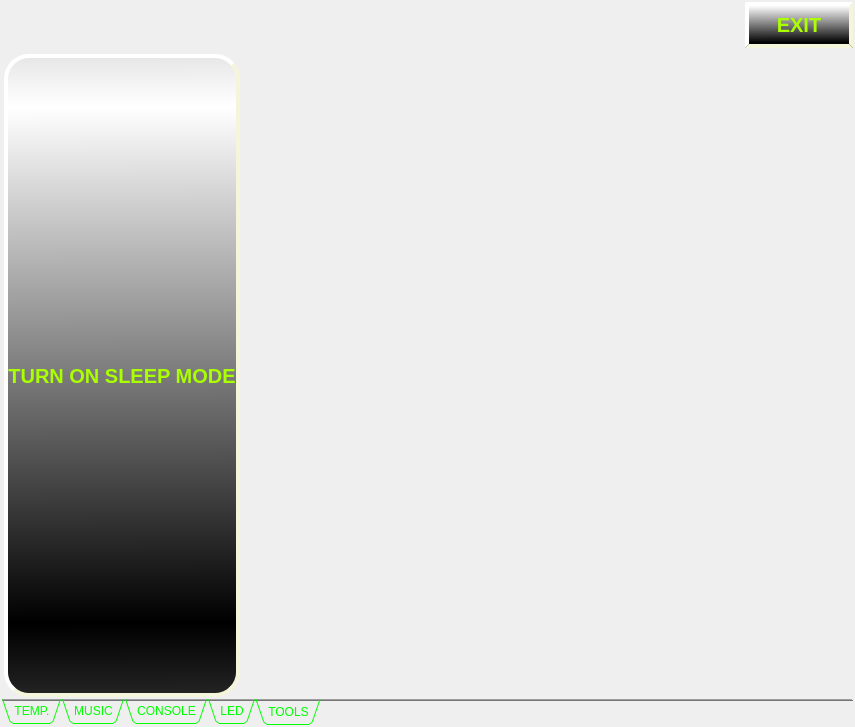
Above: iDom_Client/idom_client.ui from cyniu88/QT_kurs before the change. Below: the same form after it.
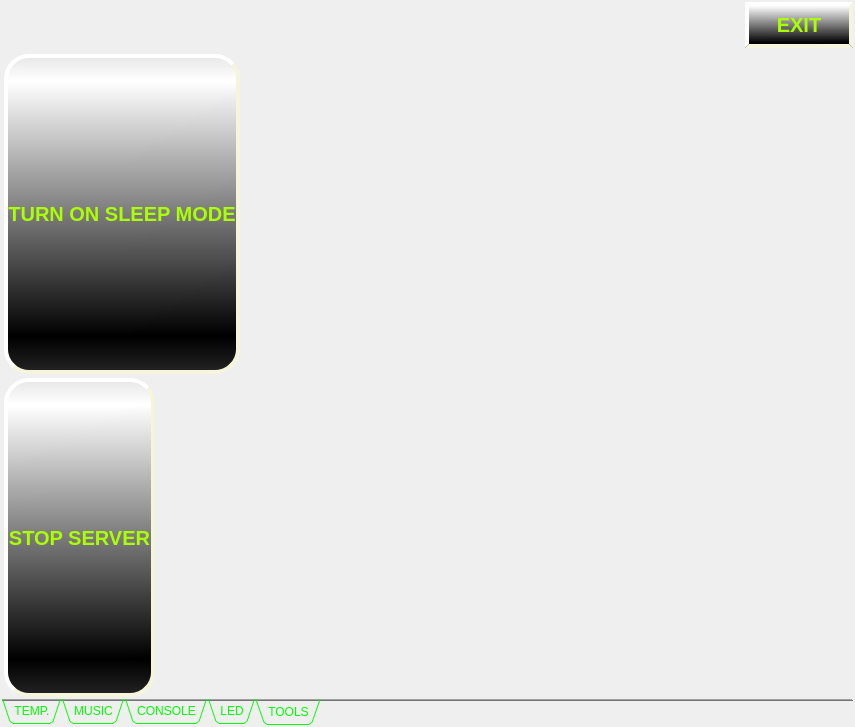
That is the form after the change. Icons and pictures are not drawn.

Commit message: dodano przycisk stop server

```diff
--- a/iDom_Client/idom_client.ui
+++ b/iDom_Client/idom_client.ui
@@ -248,7 +248,7 @@
        </size>
       </property>
       <property name="autoFillBackground">
-       <bool>true</bool>
+       <bool>false</bool>
       </property>
       <property name="styleSheet">
        <string notr="true">background-color: rgba(255, 255, 255, 0);
@@ -2111,7 +2111,49 @@
          </layout>
         </item>
         <item row="1" column="0">
-         <layout class="QGridLayout" name="gridLayout_12"/>
+         <layout class="QGridLayout" name="gridLayout_12">
+          <item row="0" column="1">
+           <spacer name="horizontalSpacer_3">
+            <property name="orientation">
+             <enum>Qt::Horizontal</enum>
+            </property>
+            <property name="sizeHint" stdset="0">
+             <size>
+              <width>40</width>
+              <height>20</height>
+             </size>
+            </property>
+           </spacer>
+          </item>
+          <item row="0" column="0">
+           <widget class="QPushButton" name="stopServerButton">
+            <property name="sizePolicy">
+             <sizepolicy hsizetype="Minimum" vsizetype="Ignored">
+              <horstretch>0</horstretch>
+              <verstretch>0</verstretch>
+             </sizepolicy>
+            </property>
+            <property name="styleSheet">
+             <string notr="true">
+color: rgb(170, 255, 0);
+background-color: qlineargradient(spread:reflect, x1:0.782146, y1:0.886, x2:0.780899, y2:0.079, stop:0 rgba(0, 0, 0, 255), stop:1 rgba(255, 255, 255, 255));
+ border-style: outset;
+    border-width: 4px;
+border-color: rgb(255, 255, 255);
+    border-radius: 25px;
+    border-color: beige;
+    font: bold 20px;
+ 
+ 
+ 
+ </string>
+            </property>
+            <property name="text">
+             <string>STOP SERVER</string>
+            </property>
+           </widget>
+          </item>
+         </layout>
         </item>
        </layout>
       </widget>
```
The commit also changes 2 other files.
